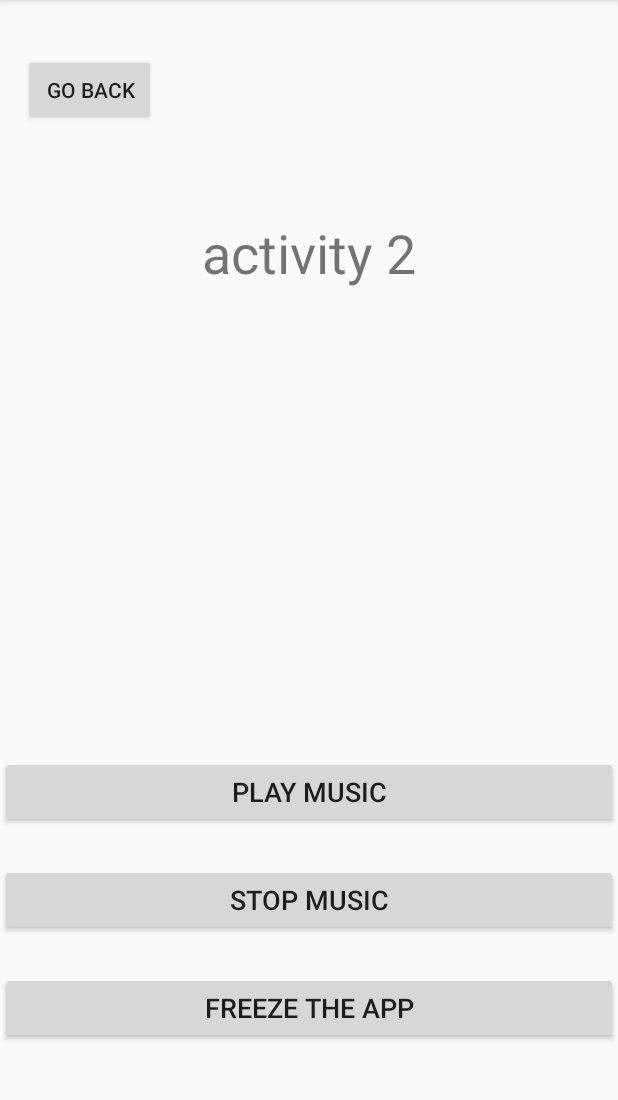
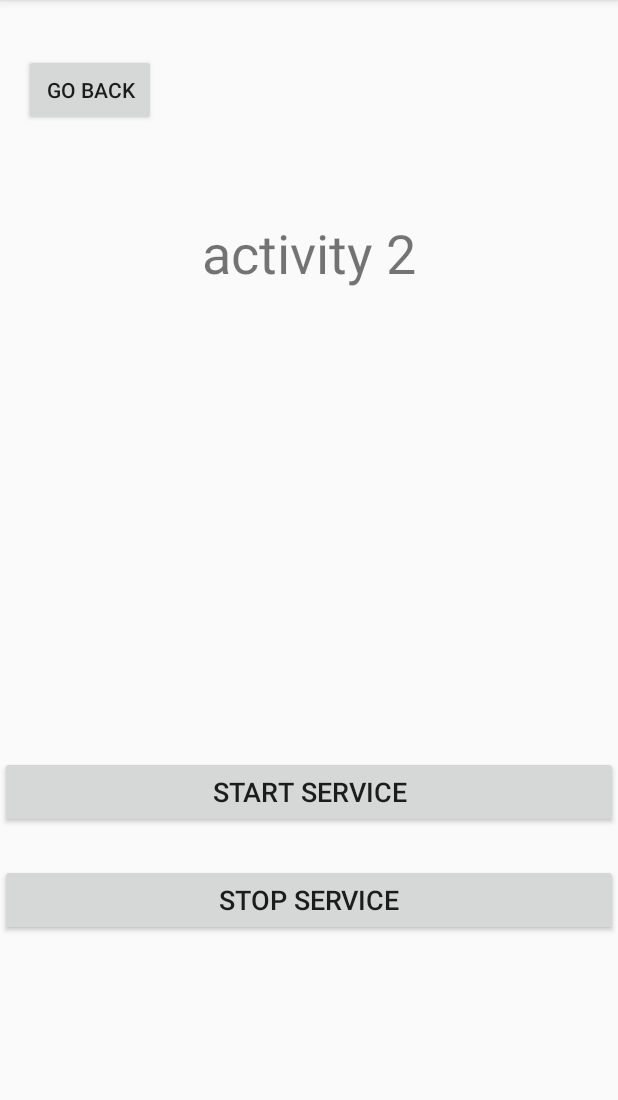
Before and after one commit to Zitd/DesarrolloM08UF2, an Android app: the Activity3 screen opened directly, with no data from a screen before it, on a phone screen of 412 x 824 dp, the part 84-1184 px from its top. Run offline under Robolectric (Android 15) with nearby library versions, the phone set to English and light mode, and no system bars.

Commit message:
UF0_Ver_1.0
La aplicaión funciona de manera correcta en el servicio.

```diff
--- a/app/src/main/java/com/example/desarrollom08uf2/Activity3.java
+++ b/app/src/main/java/com/example/desarrollom08uf2/Activity3.java
@@ -2,42 +2,78 @@ package com.example.desarrollom08uf2;
 
 import androidx.appcompat.app.AppCompatActivity;
 
+import android.content.ComponentName;
+import android.content.Context;
 import android.content.Intent;
+import android.content.ServiceConnection;
 import android.os.Bundle;
+import android.os.IBinder;
 import android.view.View;
+import android.widget.Button;
 import android.widget.Toast;
 
 public class Activity3 extends AppCompatActivity {
+    MyService myService;
+    boolean isBound = false;
+Button b1,b2,b3;
 
     @Override
     protected void onCreate(Bundle savedInstanceState) {
         super.onCreate(savedInstanceState);
         setContentView(R.layout.activity_3);
+        b1= findViewById(R.id.button7);
+        b2= findViewById(R.id.button8);
+        b3= findViewById(R.id.button9);
         Toast.makeText(this,R.string.toast2,Toast.LENGTH_SHORT).show();//Aviso de pantalla
 
     }
-    public void goActivityMain(View view) {
+    public void goActivityMain(View view) {//Boton de back
         Intent intent = new Intent(Activity3.this,MainActivity.class);
         startActivity(intent);//Volver a la principal y cerrar esta
         finish();//cerrar esta pantalla
 
     }
 
-    public void freeze15(View view) { //SERVICIO DE BLOQUEO
-       try{
-            Thread.sleep(150000);//Bloqueamos 150 segundos
-        } catch (InterruptedException e) {
-            e.printStackTrace();
-        }
-    }
-
-    public void playMusic(View view) {//Reproducir musica
-        Intent intent = new Intent(this,MyService.class);
-        startService(intent);
+    public void playMusic(View view) {//empezar musica
+        myService.musicPlayer();
     }
 
     public void stopMusic(View view) {//Parar musica
+        myService.musicStopper();
+    }
+
+    public void freeze15(View view) { //SERVICIO DE BLOQUEO
+        myService.musicFreeze();
+    }
+
+    public void serviceStart(View v) {
         Intent intent = new Intent(this,MyService.class);
+        startService(intent);
+        bindService(intent, serviceConnection, Context.BIND_AUTO_CREATE);
+        b1.setVisibility(View.VISIBLE);//Solo se muetran los botones mientras el servicio esta activo
+        b2.setVisibility(View.VISIBLE);
+        b3.setVisibility(View.VISIBLE);
+    }
+
+    public void serviceStop(View v) {
+        Intent intent = new Intent(this,MyService.class);
+        myService.musicStopper();//Paramos la musica
         stopService(intent);
+        b1.setVisibility(View.INVISIBLE);//Solo se muetran los botones mientras el servicio esta activo
+        b2.setVisibility(View.INVISIBLE);
+        b3.setVisibility(View.INVISIBLE);
     }
+
+    private ServiceConnection serviceConnection = new ServiceConnection() {//Conectar con el servicio
+        @Override
+        public void onServiceConnected(ComponentName name, IBinder service) {
+            MyService.LocalBinder binder = (MyService.LocalBinder) service;
+            myService=binder.getService();
+            isBound = true;
+        }
+        @Override
+        public void onServiceDisconnected(ComponentName name) {
+        isBound =false;
+        }
+    };
 }
--- a/app/src/main/res/layout/activity_3.xml
+++ b/app/src/main/res/layout/activity_3.xml
@@ -36,8 +36,8 @@
         android:id="@+id/button3"
         android:layout_width="0dp"
         android:layout_height="wrap_content"
-        android:text="@string/musicPlay"
-        android:onClick="playMusic"
+        android:text="@string/serviceStart"
+        android:onClick="serviceStart"
         android:textSize="18sp"
         app:layout_constraintBottom_toBottomOf="parent"
         app:layout_constraintEnd_toEndOf="parent"
@@ -50,8 +50,8 @@
         android:id="@+id/button4"
         android:layout_width="0dp"
         android:layout_height="wrap_content"
-        android:text="@string/musicStop"
-        android:onClick="stopMusic"
+        android:text="@string/serviceStop"
+        android:onClick="serviceStop"
         android:textSize="18sp"
         app:layout_constraintBottom_toBottomOf="parent"
         app:layout_constraintEnd_toEndOf="parent"
@@ -61,15 +61,43 @@
         app:layout_constraintVertical_bias="0.8" />
 
     <Button
-        android:id="@+id/button5"
-        android:layout_width="0dp"
+        android:id="@+id/button8"
+        android:layout_width="wrap_content"
+        android:layout_height="wrap_content"
+        android:text="@string/musicPlay"
+        android:onClick="playMusic"
+        android:visibility="invisible"
+        app:layout_constraintBottom_toBottomOf="parent"
+        app:layout_constraintEnd_toEndOf="parent"
+        app:layout_constraintHorizontal_bias="0.1"
+        app:layout_constraintStart_toStartOf="parent"
+        app:layout_constraintTop_toTopOf="parent"
+        app:layout_constraintVertical_bias="0.9" />
+
+    <Button
+        android:id="@+id/button7"
+        android:layout_width="wrap_content"
+        android:layout_height="wrap_content"
+        android:text="@string/musicStop"
+        android:visibility="invisible"
+        android:onClick="stopMusic"
+        app:layout_constraintBottom_toBottomOf="parent"
+        app:layout_constraintEnd_toEndOf="parent"
+        app:layout_constraintHorizontal_bias="0.5"
+        app:layout_constraintStart_toStartOf="parent"
+        app:layout_constraintTop_toTopOf="parent"
+        app:layout_constraintVertical_bias="0.9" />
+
+    <Button
+        android:id="@+id/button9"
+        android:layout_width="wrap_content"
         android:layout_height="wrap_content"
         android:text="@string/musicFreeze"
+        android:visibility="invisible"
         android:onClick="freeze15"
-        android:textSize="18sp"
         app:layout_constraintBottom_toBottomOf="parent"
         app:layout_constraintEnd_toEndOf="parent"
-        app:layout_constraintHorizontal_bias="0.0"
+        app:layout_constraintHorizontal_bias="0.9"
         app:layout_constraintStart_toStartOf="parent"
         app:layout_constraintTop_toTopOf="parent"
         app:layout_constraintVertical_bias="0.9" />
--- a/app/src/main/res/values/strings.xml
+++ b/app/src/main/res/values/strings.xml
@@ -19,7 +19,11 @@
     <string name="tableInsert">Insert data</string>
     <string name="tableSelect">Consult data</string>
 
-    <string name="musicPlay">Play music</string>
-    <string name="musicStop">Stop music</string>
-    <string name="musicFreeze">Freeze the app</string>
+    <string name="musicPlay">Play</string>
+    <string name="musicStop">Stop</string>
+    <string name="musicFreeze">Freeze</string>
+
+    <string name="serviceStart">Start service</string>
+    <string name="serviceStop">Stop service</string>
+    <string name="serviceStarted">The service has started</string>
 </resources>
```
Also changed, not shown: app/src/main/AndroidManifest.xml (+7 -3 lines), app/src/main/java/com/example/desarrollom08uf2/MyService.java (+36 -13 lines), app/src/main/res/layout/activity_main.xml (+12 -0 lines), app/src/main/res/drawable-v24/picf.png (added), 1 other file.
